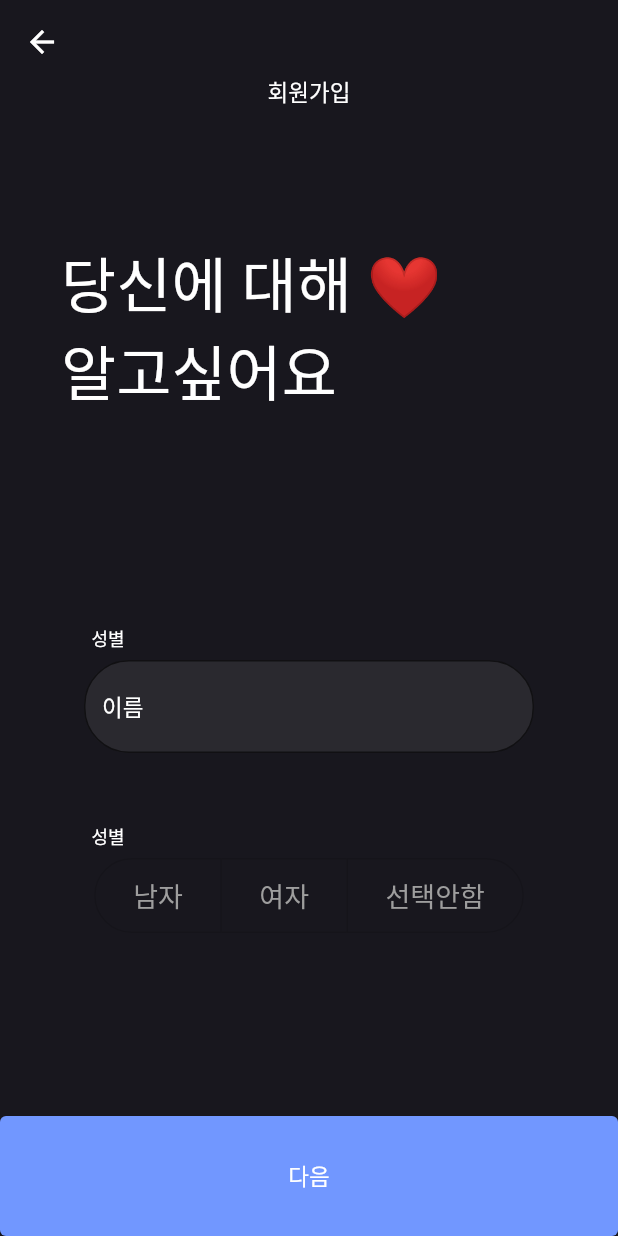
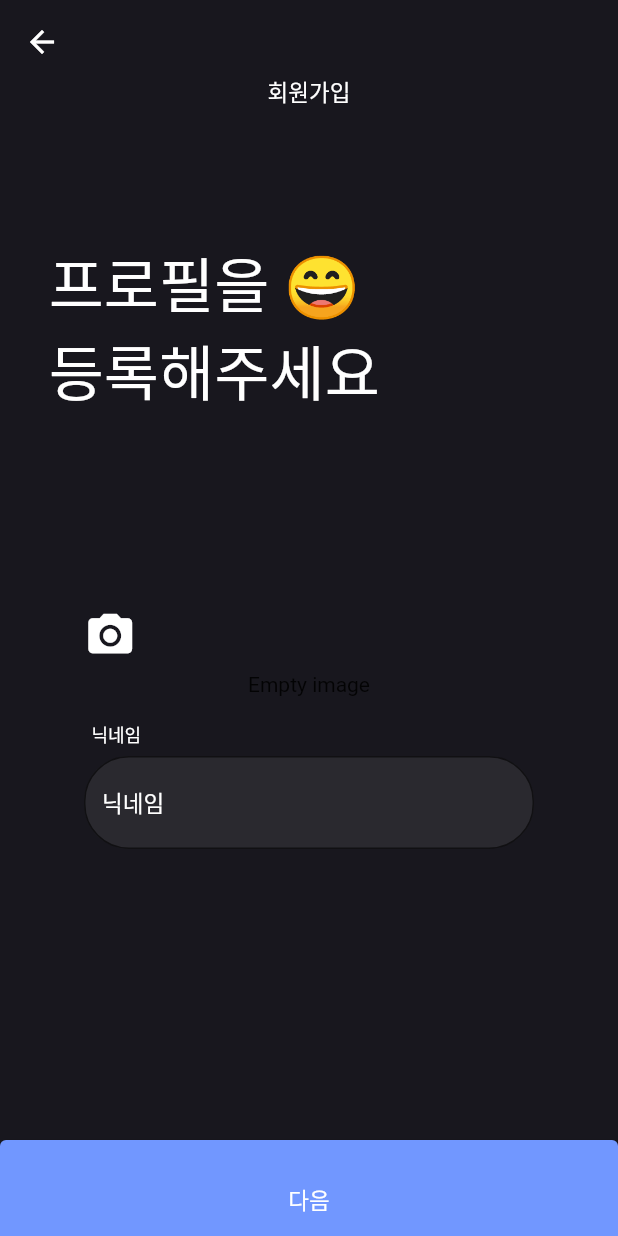
Before and after one commit to hdddhdd/BrainYoung, a Flutter app: the DatePickerApp screen opened directly, after a tap on "다음", on a phone screen of 412 x 824 dp. Run offline on Flutter 3.47's test engine with Material 2 defaults, Android fonts, the phone set to English and light mode, and no system bars; our stand-ins replace image_picker; missing offline and left inert: customtogglebuttons.

```diff
--- a/lib/main.dart
+++ b/lib/main.dart
@@ -1,4 +1,6 @@
 import 'package:brainyoung_mvp/pages/aboutyou_page.dart';
+import 'package:brainyoung_mvp/pages/fadeinout_page.dart';
+import 'package:brainyoung_mvp/pages/image_page_test.dart';
 import 'package:brainyoung_mvp/pages/menu_page.dart';
 import 'package:flutter/material.dart';
 import 'package:flutter_localizations/flutter_localizations.dart';
@@ -54,7 +56,7 @@ class _MyHomePageState extends State<MyHomePage> {
         theme: ThemeData(
           primarySwatch: Colors.grey,
         ),
-        home: const homewidget());
+        home: const FadeInOutPage());
   }
 }
 
--- /dev/null
+++ b/lib/pages/aboutyou2_page.dart
@@ -0,0 +1,205 @@
+//03 - 당신에 대해 알고싶어요 페이지
+import 'dart:io';
+import 'package:image_picker/image_picker.dart';
+
+import 'package:brainyoung_mvp/pages/promotion_page.dart';
+import 'package:flutter/material.dart';
+
+class AboutYou2Page extends StatefulWidget {
+  const AboutYou2Page({super.key});
+
+  @override
+  State<AboutYou2Page> createState() => _AboutYou2PageState();
+}
+
+class _AboutYou2PageState extends State<AboutYou2Page> {
+  File? _image;
+
+  @override
+  Widget build(BuildContext context) {
+    return Container(
+        // color: Colors.black,
+        decoration: const BoxDecoration(
+            image: DecorationImage(
+              fit: BoxFit.cover,
+              image: AssetImage('assets/02.png'),
+            ),
+            color: Colors.black),
+        child: Scaffold(
+            resizeToAvoidBottomInset: false,
+            backgroundColor: Colors.transparent,
+            appBar: AppBar(
+              // title: const Text('Wero'),'
+              //앱바 투명으로 바꾸기
+              backgroundColor: Colors.transparent,
+              //그림자 농도 설정 - 0으로
+              elevation: 0.0,
+            ),
+            //body 위에 앱바 올리기
+            extendBodyBehindAppBar: true,
+            body: Center(
+                child: Column(
+                    mainAxisAlignment: MainAxisAlignment.start,
+                    children: [
+                  Expanded(
+                    child: SingleChildScrollView(
+                        child: Column(
+                      children: [
+                        Container(
+                          padding: EdgeInsets.fromLTRB(0, 50, 0, 0),
+                          height: 200,
+                          child: const Text(
+                            '회원가입',
+                            style: TextStyle(color: Colors.white, fontSize: 15),
+                          ),
+                        ),
+                        Container(
+                          transformAlignment: Alignment.center,
+                          width: 305,
+                          height: 200,
+                          // margin: EdgeInsets.only(left: 10),
+                          // padding: const EdgeInsets.all(10),
+                          alignment: const Alignment(-1.5, -2.0),
+                          child: const Text(
+                            '프로필을 😄\n등록해주세요',
+                            textAlign: TextAlign.start,
+                            style: TextStyle(
+                              color: Colors.white,
+                              fontSize: 40,
+                            ),
+                          ),
+                        ),
+                        SizedBox(
+                          width: 300,
+                          height: 360,
+                          // margin: const EdgeInsets.all(10),
+                          child: Column(
+                            //이게 뭔의미인진 아직 모름
+                            // ignore: prefer_const_literals_to_create_immutables
+                            children: [
+                              //갤러리 사진 불러오기
+                              Column(
+                                children: [
+
+                                  RawMaterialButton(
+                                    shape: const CircleBorder(),
+                                    onPressed: () async {
+                                      final _picker = ImagePicker();
+                                      // Pick an image
+                                      final image = await _picker.pickImage(
+                                          source: ImageSource.gallery);
+                                      if (image != null) {
+                                        setState(() {
+                                          _image = File(image.path);
+                                        });
+                                      }
+                                      // print('image $image');
+                                       },
+                                       child: Container(
+                                      alignment: Alignment(-1.0, 0),
+                                      child: Icon(
+                                        Icons.camera_alt,
+                                        size: 35.0,
+                                        color: Colors.white,
+                                      ),
+                                    ),
+
+                                    // ignore: prefer_const_constructors
+
+                                  ),
+
+
+
+                                _image == null
+                                      ? const Text('Empty image')
+                                      : Image.file(_image!),
+
+
+                                  // CircleAvatar(
+                                  //   backgroundColor: Colors.grey,
+                                  //   radius: 100,
+                                  //   child: CircleAvatar(
+                                  //     radius: 100,
+                                  //     backgroundImage:
+
+                                  //     Image.file(
+                                  //       _image! ,
+                                  //       fit: BoxFit.cover,
+                                  //     ).image,
+                                  //   ),
+                                  // ),
+
+
+                                ],
+
+                              ),
+
+                              Container(
+                                alignment: Alignment(-1.0, 0.5),
+                                height: 40,
+                                width: 290,
+                                child: const Text("닉네임",
+                                    style: TextStyle(
+                                        fontSize: 12, color: Colors.white)),
+                              ),
+
+                              Container(
+                                margin: const EdgeInsets.fromLTRB(0, 0, 0, 30),
+                                child: const TextField(
+                                  decoration: InputDecoration(
+                                    hintText: '닉네임',
+                                    hintStyle: TextStyle(color: Colors.white),
+                                    //전체가 둥글게
+                                    border: OutlineInputBorder(
+                                      borderRadius: BorderRadius.all(
+                                          Radius.circular(30.0)),
+                                    ),
+
+                                    focusedBorder: OutlineInputBorder(
+                                      borderSide: BorderSide(
+                                        width: 2,
+                                        color: Colors.white,
+                                      ),
+                                    ),
+
+                                    filled: true,
+                                    fillColor:
+                                        Color.fromARGB(24, 215, 215, 215),
+                                  ),
+                                  style: TextStyle(
+                                      fontSize: 15, color: Colors.white),
+                                ),
+                              ),
+                            ],
+                          ),
+                        ),
+
+                        //다음버튼
+                        Container(
+                            height: 80,
+                            width: double.infinity,
+                            child: ElevatedButton(
+                              style: ButtonStyle(
+                                backgroundColor: MaterialStateProperty.all(
+                                    const Color.fromARGB(255, 113, 151, 255)),
+                              ),
+                              onPressed: () {
+                                Navigator.push(
+                                  context,
+                                  MaterialPageRoute(
+                                      builder: (context) =>
+                                          const PromotionPage()),
+                                );
+                              },
+                              child: const Text(
+                                '다음',
+                                style: TextStyle(
+                                    color: Colors.white, fontSize: 15),
+                              ),
+                            )),
+                      ],
+                    )),
+                  ),
+                ]))));
+  }
+}
--- a/lib/pages/aboutyou_page.dart
+++ b/lib/pages/aboutyou_page.dart
@@ -3,6 +3,8 @@
 import 'package:flutter/material.dart';
 import 'package:flutter/cupertino.dart';
 import 'package:customtogglebuttons/customtogglebuttons.dart';
+
+import 'aboutyou2_page.dart';
 
 class DatePickerApp extends StatefulWidget {
   const DatePickerApp({super.key});
@@ -178,7 +180,7 @@ class _DatePickerAppState extends State<DatePickerApp> {
                     Navigator.push(
                       context,
                       MaterialPageRoute(
-                          builder: (context) => const DatePickerApp()),
+                          builder: (context) => const AboutYou2Page()),
                     );
                   },
                   child: const Text(
--- a/pubspec.yaml
+++ b/pubspec.yaml
@@ -41,6 +41,9 @@ dependencies:
   # Use with the CupertinoIcons class for iOS style icons.
   cupertino_icons: ^1.0.2
   flutter_native_splash: ^2.2.17
+
+  #galary, image
+  image_picker: ^0.8.6+2
 
 dev_dependencies:
   flutter_test:
```
Also changed, not shown: lib/pages/fadeinout_page.dart (added, +63 -0 lines), lib/pages/fadeinout_page2.dart (added, +63 -0 lines), lib/pages/image_page_test.dart (added, +28 -0 lines), lib/pages/promotion_page.dart (added, +143 -0 lines), pubspec.lock.
